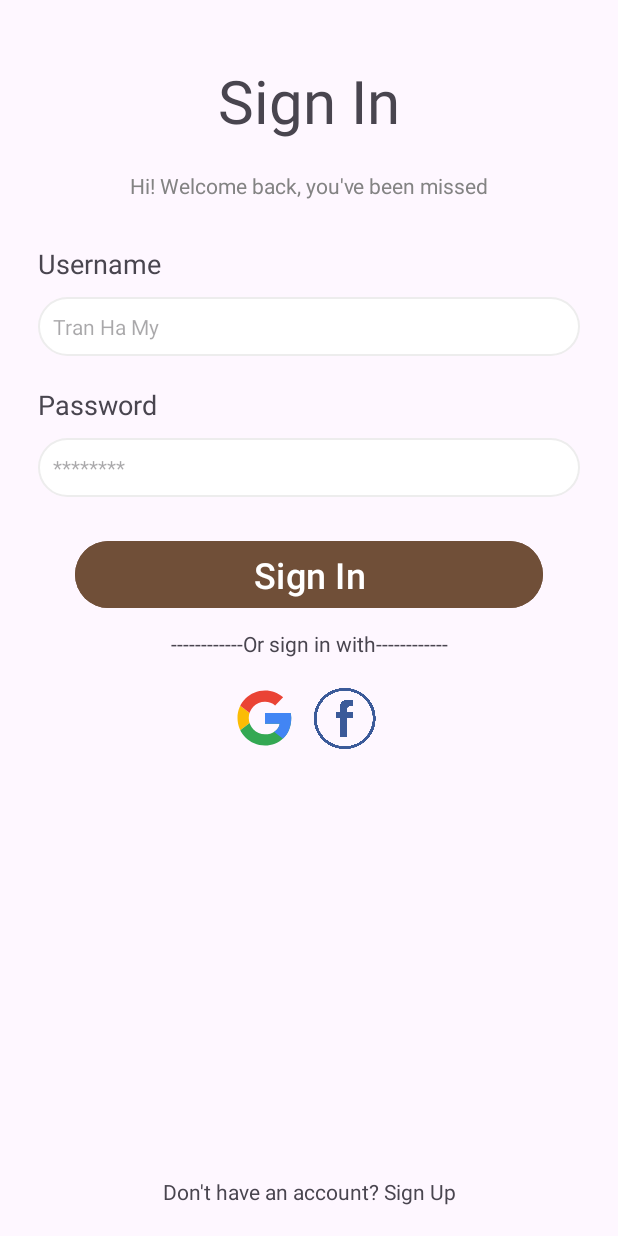
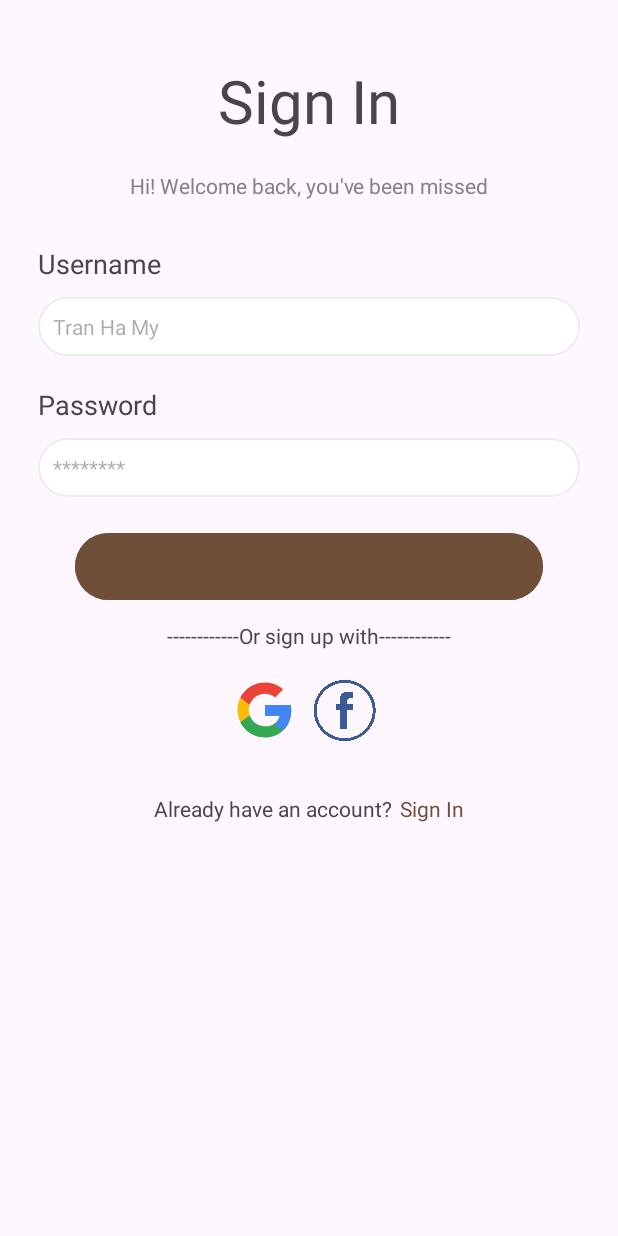
Before and after one commit to tranthanhthuy0905/Be.Loved, an Android app: the layout sign_in.xml on its own in the app's theme, with its tools: preview values and no code run, on a phone screen of 412 x 824 dp. Run offline under Robolectric (Android 15) with nearby library versions, the phone set to English and light mode, and no system bars.

Commit message:
Dynamic code

```diff
--- a/app/src/main/java/com/example/beloved/MainActivity.java
+++ b/app/src/main/java/com/example/beloved/MainActivity.java
@@ -34,7 +34,7 @@ public class MainActivity extends AppCompatActivity {
             }}
         );
 
-        TextView loginQ = (TextView) findViewById(R.id.loginQ);
+        TextView loginQ = (TextView) findViewById(R.id.qAction);
         loginQ.setOnClickListener(new View.OnClickListener() {
             @Override
             public void onClick(View v){
--- /dev/null
+++ b/app/src/main/res/layout/footer_format.xml
@@ -0,0 +1,85 @@
+<?xml version="1.0" encoding="utf-8"?>
+<androidx.constraintlayout.widget.ConstraintLayout xmlns:android="http://schemas.android.com/apk/res/android"
+    xmlns:tools="http://schemas.android.com/tools"
+    android:layout_width="match_parent"
+    android:layout_height="match_parent"
+    xmlns:app="http://schemas.android.com/apk/res-auto">
+    <Button
+        android:id="@+id/navBtn"
+        android:layout_width="0dp"
+        android:layout_height="wrap_content"
+        android:layout_marginStart="50dp"
+        android:layout_marginTop="25dp"
+        android:layout_marginEnd="50dp"
+        android:backgroundTint="@color/theme_color"
+        android:textSize="24sp"
+        app:layout_constraintEnd_toEndOf="parent"
+        app:layout_constraintStart_toStartOf="parent"
+        tools:ignore="MissingConstraints" />
+    <TextView
+        android:id="@+id/otherOptions"
+        android:layout_width="wrap_content"
+        android:layout_height="wrap_content"
+        android:layout_marginTop="10dp"
+        android:text="------------Or sign up with------------"
+        android:textSize="14sp"
+        app:layout_constraintEnd_toEndOf="parent"
+        app:layout_constraintStart_toStartOf="parent"
+        app:layout_constraintTop_toBottomOf="@+id/navBtn" />
+
+    <LinearLayout xmlns:android="http://schemas.android.com/apk/res/android"
+        xmlns:app="http://schemas.android.com/apk/res-auto"
+        xmlns:tools="http://schemas.android.com/tools"
+        android:orientation="horizontal"
+        android:layout_width="140dp"
+        android:layout_height="80dp"
+        android:padding="16dp"
+        android:gravity="center"
+        app:layout_constraintEnd_toEndOf="parent"
+        app:layout_constraintStart_toStartOf="parent"
+        app:layout_constraintTop_toBottomOf="@+id/otherOptions"
+        android:id="@+id/social_media_icon">
+
+        <ImageView
+            android:id="@+id/googleicon"
+            android:layout_width="40dp"
+            android:layout_height="40dp"
+            android:src="@drawable/_534129544" />
+
+        <ImageView
+            android:id="@+id/facebookicon"
+            android:layout_width="50dp"
+            android:layout_height="50dp"
+            android:layout_marginStart="8dp"
+            android:src="@drawable/popular_logo_facebook_icon_png" />
+
+    </LinearLayout>
+    <LinearLayout
+        android:orientation="horizontal"
+        android:layout_width="wrap_content"
+        android:layout_height="wrap_content"
+        android:padding="16dp"
+        android:gravity="center"
+        app:layout_constraintEnd_toEndOf="parent"
+        app:layout_constraintStart_toStartOf="parent"
+        app:layout_constraintTop_toBottomOf="@+id/social_media_icon"
+        app:layout_constraintBottom_toBottomOf="parent"
+        android:id="@+id/questionLayout">
+        <TextView
+            android:id="@+id/question"
+            android:layout_width="wrap_content"
+            android:layout_height="wrap_content"
+            android:textSize="14sp"
+            android:text = "Already have an account?"/>
+
+        <TextView
+            android:id="@+id/qAction"
+            android:layout_width="wrap_content"
+            android:layout_height="wrap_content"
+            android:layout_marginLeft="5dp"
+            android:text="Sign In"
+            android:textColor="@color/theme_color"
+            android:textSize="14sp" />
+
+    </LinearLayout>
+</androidx.constraintlayout.widget.ConstraintLayout>
--- a/app/src/main/res/layout/sign_in.xml
+++ b/app/src/main/res/layout/sign_in.xml
@@ -4,31 +4,6 @@
     xmlns:tools="http://schemas.android.com/tools"
     android:layout_width="match_parent"
     android:layout_height="match_parent">
-
-    <TextView
-        android:id="@+id/signupQ"
-        android:layout_width="wrap_content"
-        android:layout_height="wrap_content"
-        android:layout_marginBottom="20dp"
-        android:text="Don't have an account? Sign Up"
-        android:textSize="14sp"
-        app:layout_constraintBottom_toBottomOf="parent"
-        app:layout_constraintEnd_toEndOf="parent"
-        app:layout_constraintStart_toStartOf="parent" />
-
-    <Button
-        android:id="@+id/signInBtn"
-        android:layout_width="0dp"
-        android:layout_height="wrap_content"
-        android:layout_marginStart="50dp"
-        android:layout_marginTop="25dp"
-        android:layout_marginEnd="50dp"
-        android:backgroundTint="#704F38"
-        android:text="Sign In"
-        android:textSize="24sp"
-        app:layout_constraintEnd_toEndOf="parent"
-        app:layout_constraintStart_toStartOf="parent"
-        app:layout_constraintTop_toBottomOf="@+id/passwordInput" />
 
     <TextView
         android:id="@+id/signIn"
@@ -105,17 +80,11 @@
         app:layout_constraintStart_toStartOf="@+id/usernameInput"
         app:layout_constraintTop_toBottomOf="@+id/password" />
 
-    <TextView
-        android:id="@+id/othersignups"
-        android:layout_width="wrap_content"
+    <include  layout="@layout/footer_format" android:id="@+id/footer"
+        android:layout_width="match_parent"
         android:layout_height="wrap_content"
-        android:layout_marginTop="10dp"
-        android:text="------------Or sign in with------------"
-        android:textSize="14sp"
-        app:layout_constraintEnd_toEndOf="parent"
-        app:layout_constraintStart_toStartOf="parent"
-        app:layout_constraintTop_toBottomOf="@+id/signInBtn" />
-
-    <include  layout="@layout/social_media_icon" android:id="@+id/social_media_icon" />
+        app:layout_constraintTop_toBottomOf="@+id/passwordInput"
+        android:layout_marginTop="20dp"
+        />
 
 </androidx.constraintlayout.widget.ConstraintLayout>
--- a/app/src/main/res/layout/social_media_icon.xml
+++ b/app/src/main/res/layout/social_media_icon.xml
@@ -1,4 +1,5 @@
 <?xml version="1.0" encoding="utf-8"?>
+
 <LinearLayout xmlns:android="http://schemas.android.com/apk/res/android"
     xmlns:app="http://schemas.android.com/apk/res-auto"
     xmlns:tools="http://schemas.android.com/tools"
@@ -9,7 +10,7 @@
     android:gravity="center"
     app:layout_constraintEnd_toEndOf="parent"
     app:layout_constraintStart_toStartOf="parent"
-    app:layout_constraintTop_toBottomOf="@+id/othersignups">
+    app:layout_constraintTop_toBottomOf="@+id/otherOptions">
 
         <ImageView
             android:id="@+id/googleicon"
--- a/app/src/main/res/values/colors.xml
+++ b/app/src/main/res/values/colors.xml
@@ -2,4 +2,5 @@
 <resources>
     <color name="black">#FF000000</color>
     <color name="white">#FFFFFFFF</color>
+    <color name="theme_color">#704F38</color>
 </resources>
```
Also changed, not shown: app/src/main/java/com/example/beloved/getStarted/SignIn.java (+11 -3 lines), app/src/main/java/com/example/beloved/getStarted/SignUp.java (+7 -4 lines), app/src/main/res/layout/getting_started.xml (+25 -6 lines), app/src/main/res/layout/sign_up.xml (+4 -36 lines).
